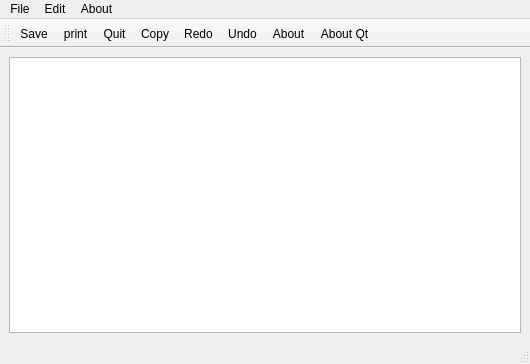
LuccaRig/QtLearn, file MenuBar/mainwindow.ui: the form before one commit.
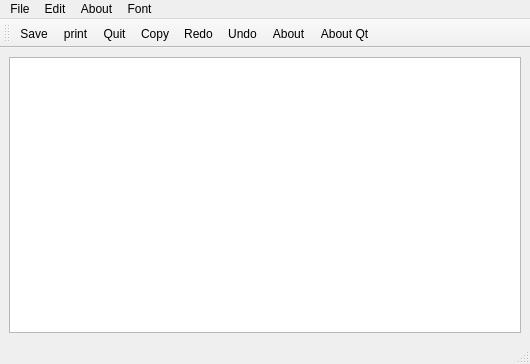
The form after the commit. Icons and pictures are not drawn.

```diff
--- a/MenuBar/mainwindow.ui
+++ b/MenuBar/mainwindow.ui
@@ -53,9 +53,17 @@
     <addaction name="actionAbout"/>
     <addaction name="actionAbout_Qt"/>
    </widget>
+   <widget class="QMenu" name="menuFont">
+    <property name="title">
+     <string>Font</string>
+    </property>
+    <addaction name="actionFont"/>
+    <addaction name="actionColor"/>
+   </widget>
    <addaction name="menuFile"/>
    <addaction name="menuEdit"/>
    <addaction name="menuAbout"/>
+   <addaction name="menuFont"/>
   </widget>
   <widget class="QStatusBar" name="statusbar"/>
   <widget class="QToolBar" name="toolBar">
```
Left out of the diff: 10 changed lines with no effect on the pictures.
